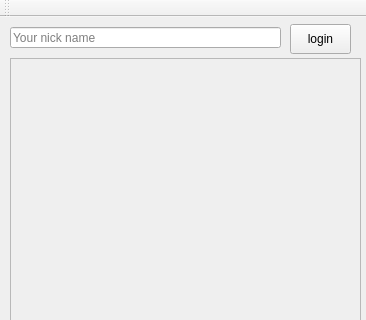
Above: examples/QT/SioChatDemo/mainwindow.ui from socketio/socket.io-client-cpp before the change; both pictures show x 0 to 366 and y 0 to 320 of the 366 by 577 pixel window. Below: the same form after it.
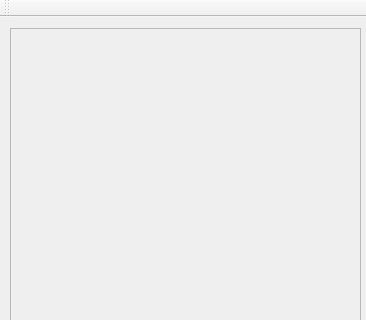
That is the form after the change.

Commit message: improve QT demo ui, use dialog for login

```diff
--- a/examples/QT/SioChatDemo/mainwindow.ui
+++ b/examples/QT/SioChatDemo/mainwindow.ui
@@ -37,9 +37,9 @@
     <property name="geometry">
      <rect>
       <x>10</x>
-      <y>41</y>
+      <y>11</y>
       <width>351</width>
-      <height>431</height>
+      <height>461</height>
      </rect>
     </property>
     <property name="sizeIncrement">
@@ -49,38 +49,6 @@
      </size>
     </property>
    </widget>
-   <widget class="QLineEdit" name="nickNameEdit">
-    <property name="geometry">
-     <rect>
-      <x>10</x>
-      <y>10</y>
-      <width>271</width>
-      <height>21</height>
-     </rect>
-    </property>
-    <property name="inputMask">
-     <string/>
-    </property>
-    <property name="text">
-     <string/>
-    </property>
-    <property name="placeholderText">
-     <string>Your nick name</string>
-    </property>
-   </widget>
-   <widget class="QPushButton" name="loginBtn">
-    <property name="geometry">
-     <rect>
-      <x>290</x>
-      <y>7</y>
-      <width>61</width>
-      <height>30</height>
-     </rect>
-    </property>
-    <property name="text">
-     <string>login</string>
-    </property>
-   </widget>
    <widget class="QLineEdit" name="messageEdit">
     <property name="enabled">
      <bool>false</bool>
```
Left out of the diff: 16 changed lines with no effect on the pictures. The commit also changes 6 other files.
